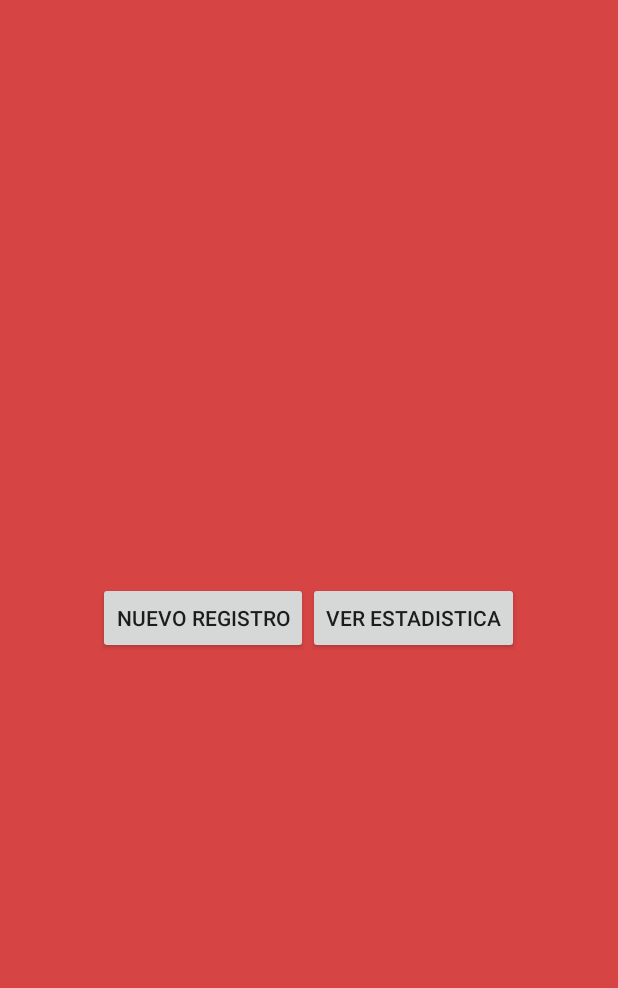
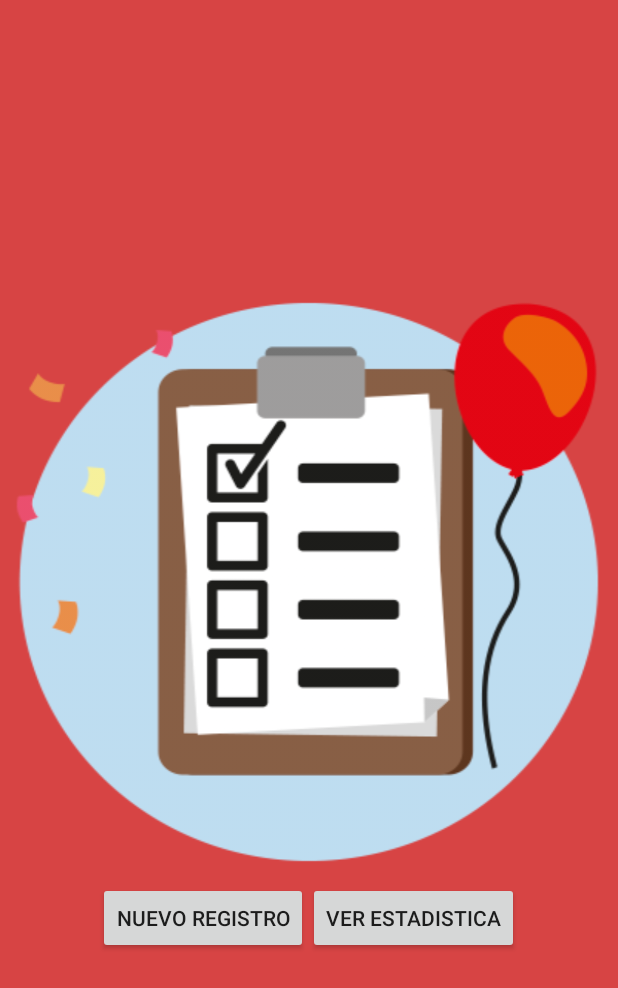
Before and after one commit to felipej9805/Practico2, an Android app: the screen it shows after launch (MainActivity), on a phone screen of 412 x 824 dp. Shown: the top 988 px of the screen. Run offline under Robolectric (Android 15) with nearby library versions, the phone set to English and light mode, and no system bars.

```diff
--- a/app/src/main/res/layout/activity_main.xml
+++ b/app/src/main/res/layout/activity_main.xml
@@ -10,7 +10,7 @@
     <ImageView
         android:layout_width="match_parent"
         android:layout_height="wrap_content"
-
+        android:background="@drawable/imgEncuesta"
         />
 
     <LinearLayout
```
Also changed, not shown: app/src/main/res/drawable/imgEncuesta.png (added).
